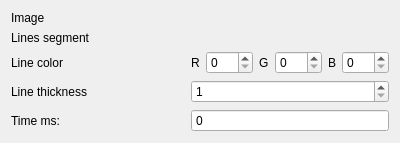
Above: src/Nodes/Images/DrawLinesForm.ui from PabloPicose/ComputerVisionBlueprint before the change. Below: the same form after it.
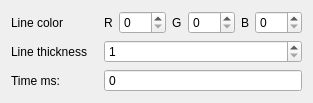
That is the form after the change.

Patch:
```diff
--- a/src/Nodes/Images/DrawLinesForm.ui
+++ b/src/Nodes/Images/DrawLinesForm.ui
@@ -6,22 +6,56 @@
    <rect>
     <x>0</x>
     <y>0</y>
-    <width>400</width>
-    <height>143</height>
+    <width>313</width>
+    <height>101</height>
    </rect>
   </property>
   <property name="windowTitle">
    <string>Form</string>
   </property>
   <layout class="QGridLayout" name="gridLayout">
-   <item row="0" column="0">
-    <widget class="QLabel" name="label_7">
-     <property name="text">
-      <string>Image</string>
-     </property>
-    </widget>
-   </item>
    <item row="3" column="1">
+    <widget class="QSpinBox" name="sb_time">
+     <property name="readOnly">
+      <bool>true</bool>
+     </property>
+     <property name="buttonSymbols">
+      <enum>QAbstractSpinBox::NoButtons</enum>
+     </property>
+     <property name="maximum">
+      <number>99999</number>
+     </property>
+    </widget>
+   </item>
+   <item row="2" column="1">
+    <widget class="QSpinBox" name="sb_thickness">
+     <property name="minimum">
+      <number>1</number>
+     </property>
+    </widget>
+   </item>
+   <item row="3" column="0">
+    <widget class="QLabel" name="label_6">
+     <property name="text">
+      <string>Time ms:</string>
+     </property>
+    </widget>
+   </item>
+   <item row="2" column="0">
+    <widget class="QLabel" name="label_5">
+     <property name="text">
+      <string>Line thickness</string>
+     </property>
+    </widget>
+   </item>
+   <item row="1" column="0">
+    <widget class="QLabel" name="label_4">
+     <property name="text">
+      <string>Line color</string>
+     </property>
+    </widget>
+   </item>
+   <item row="1" column="1">
     <layout class="QHBoxLayout" name="horizontalLayout">
      <item>
       <widget class="QLabel" name="label">
@@ -67,54 +101,6 @@
      </item>
     </layout>
    </item>
-   <item row="4" column="0">
-    <widget class="QLabel" name="label_5">
-     <property name="text">
-      <string>Line thickness</string>
-     </property>
-    </widget>
-   </item>
-   <item row="3" column="0">
-    <widget class="QLabel" name="label_4">
-     <property name="text">
-      <string>Line color</string>
-     </property>
-    </widget>
-   </item>
-   <item row="1" column="0">
-    <widget class="QLabel" name="label_8">
-     <property name="text">
-      <string>Lines segment</string>
-     </property>
-    </widget>
-   </item>
-   <item row="4" column="1">
-    <widget class="QSpinBox" name="sb_thickness">
-     <property name="minimum">
-      <number>1</number>
-     </property>
-    </widget>
-   </item>
-   <item row="5" column="0">
-    <widget class="QLabel" name="label_6">
-     <property name="text">
-      <string>Time ms:</string>
-     </property>
-    </widget>
-   </item>
-   <item row="5" column="1">
-    <widget class="QSpinBox" name="sb_time">
-     <property name="readOnly">
-      <bool>true</bool>
-     </property>
-     <property name="buttonSymbols">
-      <enum>QAbstractSpinBox::NoButtons</enum>
-     </property>
-     <property name="maximum">
-      <number>99999</number>
-     </property>
-    </widget>
-   </item>
   </layout>
  </widget>
  <resources/>
```
